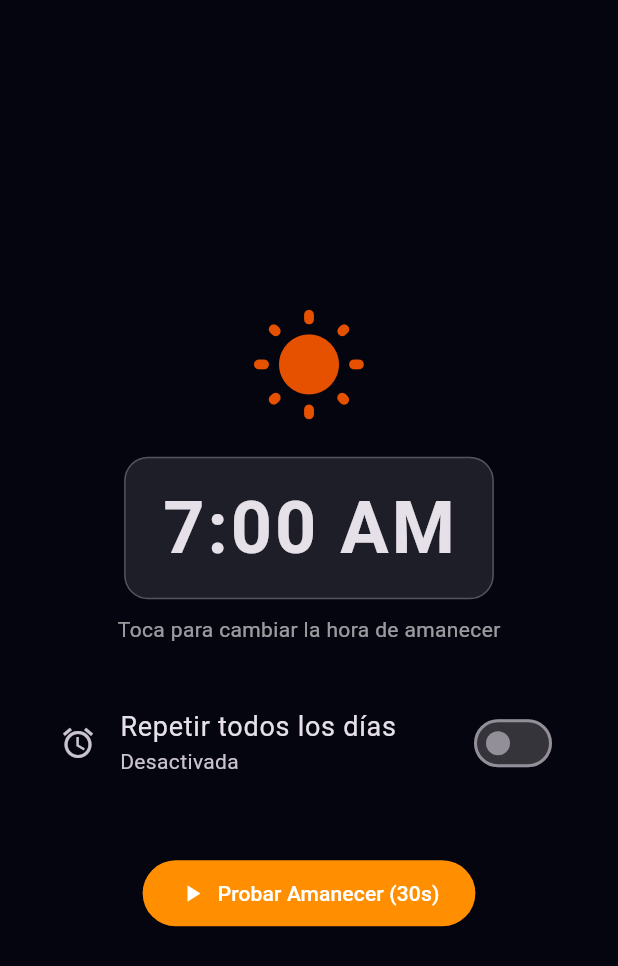
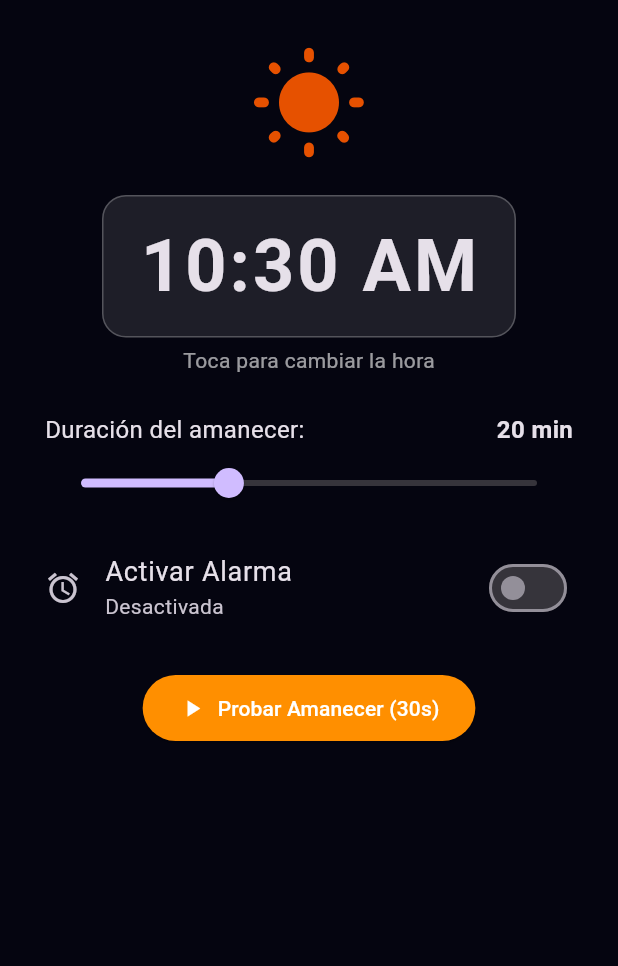
Before and after one commit to frangoro/tictac2, a Flutter app: the screen it shows after launch, on a phone screen of 412 x 824 dp. Shown: the top 966 px of the screen. Run offline on Flutter 3.47's test engine with Material 3 defaults, Android fonts, the light colour scheme and no system bars; missing offline and left inert: android_alarm_manager_plus, screen_brightness.

Commit message:
Duración alarma

```diff
--- a/lib/main.dart
+++ b/lib/main.dart
@@ -3,13 +3,11 @@ import 'package:flutter/material.dart';
 import 'package:screen_brightness/screen_brightness.dart';
 import 'package:android_alarm_manager_plus/android_alarm_manager_plus.dart';
 
-// Identificador único para la alarma en Android
 const int kSolarAlarmId = 101;
 
 @pragma('vm:entry-point')
 void alarmCallback() {
-  // Función ejecutada en segundo plano por el AlarmManager de Android
-  debugPrint("¡Ejecutando activación del despertador solar!");
+  debugPrint("⚡ [ALARM TRIGGERED] ¡Ejecutando servicio de alarma!");
 }
 
 void main() async {
@@ -40,24 +38,38 @@ class SolarAlarmScreen extends StatefulWidget {
 }
 
 class _SolarAlarmScreenState extends State<SolarAlarmScreen> {
-  TimeOfDay _selectedTime = const TimeOfDay(hour: 7, minute: 0);
+  TimeOfDay _selectedTime = TimeOfDay.now();
   bool _isAlarmEnabled = false;
+  int _sunriseDurationMinutes = 20; // Reincorporada la duración del amanecer
 
-  // Lógica de simulación del sol
-  final int _durationInSeconds = 30; // Para la demostración
   int _elapsedSeconds = 0;
   bool _isSimulating = false;
-  Timer? _timer;
+  Timer? _simulationTimer;
+  Timer? _checkerTimer;
 
-  // Gradientes
   final Color _nightColor = const Color(0xFF050510);
   final Color _dawnColor = const Color(0xFF8B263E);
   final Color _sunriseColor = const Color(0xFFFF7E5F);
   final Color _fullSunColor = const Color(0xFFFEB47B);
 
   @override
+  void initState() {
+    super.initState();
+    // Revisa la hora cada 5 segundos si la app permanece abierta
+    _checkerTimer = Timer.periodic(const Duration(seconds: 5), (_) {
+      if (_isAlarmEnabled && !_isSimulating) {
+        final now = TimeOfDay.now();
+        if (now.hour == _selectedTime.hour && now.minute == _selectedTime.minute) {
+          _startSunriseSimulation();
+        }
+      }
+    });
+  }
+
+  @override
   void dispose() {
-    _timer?.cancel();
+    _simulationTimer?.cancel();
+    _checkerTimer?.cancel();
     _resetBrightness();
     super.dispose();
   }
@@ -75,13 +87,12 @@ class _SolarAlarmScreenState extends State<SolarAlarmScreen> {
     } catch (_) {}
   }
 
-  // Seleccionar la hora de la alarma
   Future<void> _selectTime(BuildContext context) async {
     final TimeOfDay? picked = await showTimePicker(
       context: context,
       initialTime: _selectedTime,
     );
-    if (picked != null && picked != _selectedTime) {
+    if (picked != null) {
       setState(() {
         _selectedTime = picked;
       });
@@ -91,7 +102,6 @@ class _SolarAlarmScreenState extends State<SolarAlarmScreen> {
     }
   }
 
-  // Programar la alarma diaria con AndroidAlarmManager
   Future<void> _scheduleDailyAlarm() async {
     final now = DateTime.now();
     var scheduledDate = DateTime(
@@ -102,37 +112,27 @@ class _SolarAlarmScreenState extends State<SolarAlarmScreen> {
       _selectedTime.minute,
     );
 
-    // Si la hora elegida ya pasó hoy, programarla para mañana
     if (scheduledDate.isBefore(now)) {
       scheduledDate = scheduledDate.add(const Duration(days: 1));
     }
 
-    await AndroidAlarmManager.periodic(
-      const Duration(hours: 24),
+    await AndroidAlarmManager.oneShotAt(
+      scheduledDate,
       kSolarAlarmId,
       alarmCallback,
-      startAt: scheduledDate,
       exact: true,
       wakeup: true,
       rescheduleOnReboot: true,
     );
 
     if (mounted) {
+      final diff = scheduledDate.difference(now);
       ScaffoldMessenger.of(context).showSnackBar(
         SnackBar(
           content: Text(
-            'Alarma programada para las ${_selectedTime.format(context)} (diaria)',
+            'Alarma en ${diff.inMinutes} min (${_selectedTime.format(context)})',
           ),
         ),
-      );
-    }
-  }
-
-  Future<void> _cancelAlarm() async {
-    await AndroidAlarmManager.cancel(kSolarAlarmId);
-    if (mounted) {
-      ScaffoldMessenger.of(context).showSnackBar(
-        const SnackBar(content: Text('Alarma desactivada')),
       );
     }
   }
@@ -144,33 +144,34 @@ class _SolarAlarmScreenState extends State<SolarAlarmScreen> {
     if (_isAlarmEnabled) {
       _scheduleDailyAlarm();
     } else {
-      _cancelAlarm();
+      AndroidAlarmManager.cancel(kSolarAlarmId);
     }
   }
 
-  void _startSunriseSimulation() {
+  void _startSunriseSimulation({bool acceleratedTest = false}) {
     setState(() {
       _isSimulating = true;
       _elapsedSeconds = 0;
     });
 
     _updateBrightness(0.0);
+    int totalSeconds = acceleratedTest ? 30 : (_sunriseDurationMinutes * 60);
 
-    _timer = Timer.periodic(const Duration(seconds: 1), (timer) {
-      if (_elapsedSeconds < _durationInSeconds) {
+    _simulationTimer = Timer.periodic(const Duration(seconds: 1), (timer) {
+      if (_elapsedSeconds < totalSeconds) {
         setState(() {
           _elapsedSeconds++;
         });
-        double progress = _elapsedSeconds / _durationInSeconds;
+        double progress = _elapsedSeconds / totalSeconds;
         _updateBrightness(progress);
       } else {
-        _timer?.cancel();
+        _simulationTimer?.cancel();
       }
     });
   }
 
   void _stopSimulation() {
-    _timer?.cancel();
+    _simulationTimer?.cancel();
     _resetBrightness();
     setState(() {
       _isSimulating = false;
@@ -190,7 +191,8 @@ class _SolarAlarmScreenState extends State<SolarAlarmScreen> {
 
   @override
   Widget build(BuildContext context) {
-    double progress = _isSimulating ? (_elapsedSeconds / _durationInSeconds) : 0.0;
+    int totalSec = _isSimulating ? 30 : (_sunriseDurationMinutes * 60);
+    double progress = _isSimulating ? (_elapsedSeconds / totalSec) : 0.0;
     Color backgroundColor = _getCurrentBackgroundColor(progress);
 
     return Scaffold(
@@ -200,9 +202,11 @@ class _SolarAlarmScreenState extends State<SolarAlarmScreen> {
         width: double.infinity,
         height: double.infinity,
         child: SafeArea(
+          child: SingleChildScrollView(
             child: Column(
               mainAxisAlignment: MainAxisAlignment.center,
               children: [
+                const SizedBox(height: 30),
                 Icon(
                   Icons.wb_sunny_rounded,
                   size: 80 + (progress * 40),
@@ -210,7 +214,7 @@ class _SolarAlarmScreenState extends State<SolarAlarmScreen> {
                 ),
                 const SizedBox(height: 20),
 
-              // Selector visual de Hora
+                // Hora
                 InkWell(
                   onTap: () => _selectTime(context),
                   borderRadius: BorderRadius.circular(16),
@@ -231,35 +235,67 @@ class _SolarAlarmScreenState extends State<SolarAlarmScreen> {
                     ),
                   ),
                 ),
+                const SizedBox(height: 5),
+                const Text('Toca para cambiar la hora', style: TextStyle(color: Colors.white60)),
+
+                const SizedBox(height: 25),
+
+                // Ajuste de la Duración del Amanecer
+                Padding(
+                  padding: const EdgeInsets.symmetric(horizontal: 30),
+                  child: Column(
+                    children: [
+                      Row(
+                        mainAxisAlignment: MainAxisAlignment.spaceBetween,
+                        children: [
+                          const Text('Duración del amanecer:', style: TextStyle(fontSize: 16)),
+                          Text('$_sunriseDurationMinutes min', style: const TextStyle(fontSize: 16, fontWeight: FontWeight.bold)),
+                        ],
+                      ),
+                      Slider(
+                        value: _sunriseDurationMinutes.toDouble(),
+                        min: 1,
+                        max: 60,
+                        divisions: 59,
+                        label: '$_sunriseDurationMinutes min',
+                        onChanged: (val) {
+                          setState(() {
+                            _sunriseDurationMinutes = val.toInt();
+                          });
+                        },
+                      ),
+                    ],
+                  ),
+                ),
+
                 const SizedBox(height: 10),
-              const Text('Toca para cambiar la hora de amanecer', style: TextStyle(color: Colors.white60)),
 
-              const SizedBox(height: 30),
-
-              // Switch de activación diaria
+                // Interruptor de Activación
                 SwitchListTile(
-                title: const Text('Repetir todos los días', style: TextStyle(fontSize: 18)),
-                subtitle: Text(_isAlarmEnabled ? 'Alarma diaria activa' : 'Desactivada'),
+                  title: const Text('Activar Alarma', style: TextStyle(fontSize: 18)),
+                  subtitle: Text(_isAlarmEnabled ? 'Alarma activa' : 'Desactivada'),
                   value: _isAlarmEnabled,
                   onChanged: _toggleAlarm,
                   secondary: const Icon(Icons.alarm),
-                contentPadding: const EdgeInsets.symmetric(horizontal: 40),
+                  contentPadding: const EdgeInsets.symmetric(horizontal: 30),
                 ),
 
-              const SizedBox(height: 40),
+                const SizedBox(height: 20),
 
-              // Botón de prueba rápida
+                // Botón Probar Secuencia
                 ElevatedButton.icon(
                   style: ElevatedButton.styleFrom(
                     padding: const EdgeInsets.symmetric(horizontal: 24, vertical: 12),
                     backgroundColor: _isSimulating ? Colors.redAccent : Colors.amber.shade800,
                     foregroundColor: Colors.white,
                   ),
-                onPressed: _isSimulating ? _stopSimulation : _startSunriseSimulation,
+                  onPressed: _isSimulating ? _stopSimulation : () => _startSunriseSimulation(acceleratedTest: true),
                   icon: Icon(_isSimulating ? Icons.stop : Icons.play_arrow),
                   label: Text(_isSimulating ? 'Detener Proyección' : 'Probar Amanecer (30s)'),
                 ),
+                const SizedBox(height: 30),
               ],
+            ),
           ),
         ),
       ),
```
Also changed, not shown: 1 other file. Lines whose indentation alone changed are shown as unchanged.
